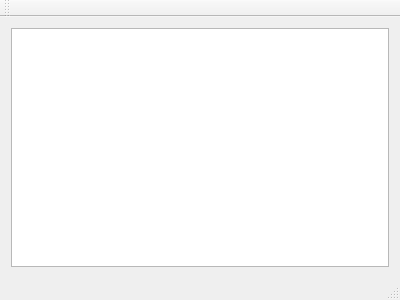
Qt form ui/mainwindow.ui (stone-payments/pos-unified-test-automation) before a commit.
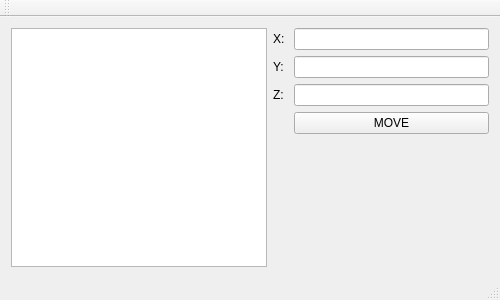
The same form after that commit.

The edit to the form file:
```diff
--- a/ui/mainwindow.ui
+++ b/ui/mainwindow.ui
@@ -6,7 +6,7 @@
    <rect>
     <x>0</x>
     <y>0</y>
-    <width>400</width>
+    <width>500</width>
     <height>300</height>
    </rect>
   </property>
@@ -14,10 +14,51 @@
    <string>MainWindow</string>
   </property>
   <widget class="QWidget" name="centralWidget">
-   <layout class="QVBoxLayout" name="verticalLayout">
+   <layout class="QHBoxLayout" name="horizontalLayout">
     <item>
      <widget class="QGraphicsView" name="cameraView"/>
     </item>
+    <item>
+     <layout class="QFormLayout" name="formLayout">
+      <item row="0" column="0">
+       <widget class="QLabel" name="label_x">
+        <property name="text">
+         <string>X: </string>
+        </property>
+       </widget>
+      </item>
+      <item row="0" column="1">
+       <widget class="QLineEdit" name="dx"/>
+      </item>
+      <item row="1" column="0">
+       <widget class="QLabel" name="label_y">
+        <property name="text">
+         <string>Y: </string>
+        </property>
+       </widget>
+      </item>
+      <item row="1" column="1">
+       <widget class="QLineEdit" name="dy"/>
+      </item>
+      <item row="2" column="1">
+       <widget class="QLineEdit" name="dz"/>
+      </item>
+      <item row="2" column="0">
+       <widget class="QLabel" name="label_z">
+        <property name="text">
+         <string>Z: </string>
+        </property>
+       </widget>
+      </item>
+      <item row="3" column="1">
+       <widget class="QPushButton" name="buttonMove">
+        <property name="text">
+         <string>MOVE</string>
+        </property>
+       </widget>
+      </item>
+     </layout>
+    </item>
    </layout>
   </widget>
   <widget class="QMenuBar" name="menuBar">
```
Left out of the diff: 2 changed lines with no effect on the pictures.
